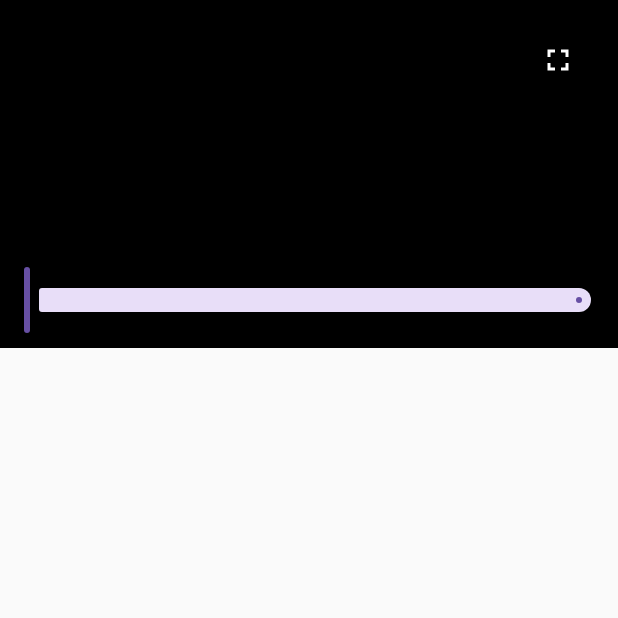
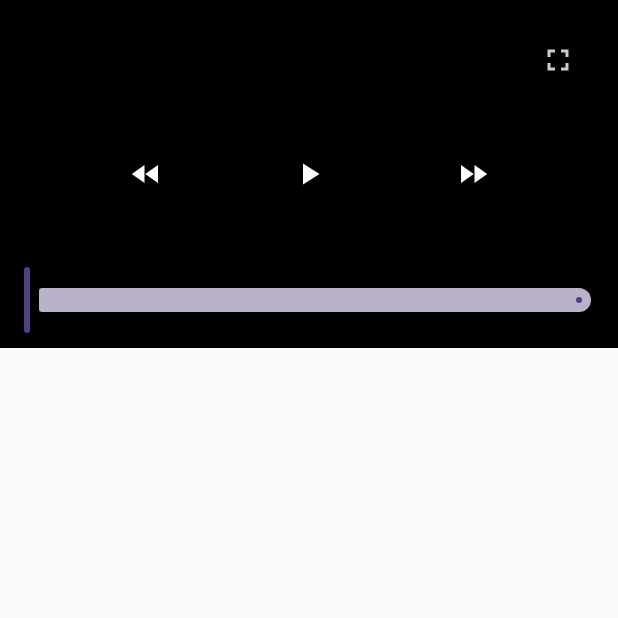
Before and after one commit to FabianoSouzaPereira/fsplayer, an Android app built with Jetpack Compose: the PlayerActivity screen opened directly, with no data from a screen before it, on a phone screen of 412 x 824 dp, the top half of it. Run offline under Robolectric (Android 15) with nearby library versions, the phone set to English and light mode, and no system bars; our stand-ins replace Dagger/Hilt's generated code; pictures from the network do not load; Roboto replaces fonts that are not available here.

Commit message:
fix timeline

```diff
--- a/app/src/main/java/com/fabianospdev/fsplayer/features/player/presentation/PlayerScreen.kt
+++ b/app/src/main/java/com/fabianospdev/fsplayer/features/player/presentation/PlayerScreen.kt
@@ -5,21 +5,30 @@ import android.content.pm.ActivityInfo
 import androidx.annotation.OptIn
 import androidx.compose.foundation.background
 import androidx.compose.foundation.gestures.detectTapGestures
+import androidx.compose.foundation.layout.Arrangement
 import androidx.compose.foundation.layout.Box
+import androidx.compose.foundation.layout.Row
 import androidx.compose.foundation.layout.aspectRatio
+import androidx.compose.foundation.layout.fillMaxHeight
 import androidx.compose.foundation.layout.fillMaxSize
 import androidx.compose.foundation.layout.fillMaxWidth
 import androidx.compose.foundation.layout.padding
 import androidx.compose.foundation.shape.CircleShape
 import androidx.compose.material.icons.Icons
+import androidx.compose.material.icons.filled.FastForward
+import androidx.compose.material.icons.filled.FastRewind
 import androidx.compose.material.icons.filled.Fullscreen
 import androidx.compose.material.icons.filled.FullscreenExit
+import androidx.compose.material.icons.filled.Pause
+import androidx.compose.material.icons.filled.PlayArrow
 import androidx.compose.material3.Icon
 import androidx.compose.material3.IconButton
 import androidx.compose.runtime.Composable
+import androidx.compose.runtime.LaunchedEffect
 import androidx.compose.runtime.getValue
 import androidx.compose.runtime.mutableStateOf
 import androidx.compose.runtime.remember
+import androidx.compose.runtime.rememberCoroutineScope
 import androidx.compose.runtime.setValue
 import androidx.compose.ui.Alignment
 import androidx.compose.ui.Modifier
@@ -33,6 +42,9 @@ import androidx.media3.exoplayer.ExoPlayer
 import androidx.media3.ui.AspectRatioFrameLayout
 import androidx.media3.ui.PlayerView
 import com.fabianospdev.fsplayer.features.player.presentation.components.VideoTimelineWithPreview
+import kotlinx.coroutines.Job
+import kotlinx.coroutines.delay
+import kotlinx.coroutines.launch
 
 @OptIn(UnstableApi::class)
 @Composable
@@ -42,33 +54,58 @@ fun PlayerScreen(
 ) {
     val context = LocalContext.current
     var isFullscreen by remember { mutableStateOf(false) }
+    var controlsVisible by remember { mutableStateOf(true) }
+    var isSeeking by remember { mutableStateOf(false) }
     var showTimeline by remember { mutableStateOf(true) }
+
+    val scope = rememberCoroutineScope()
+    var hideJob by remember { mutableStateOf<Job?>(null) }
+
+    LaunchedEffect(Unit) {
+        // dispara esconder automático no início
+        hideJob?.cancel()
+        hideJob = scope.launch {
+            delay(3000)
+            if (!isSeeking) {
+                controlsVisible = false
+                showTimeline = false
+            }
+        }
+    }
+
+    fun toggleControls() {
+        hideJob?.cancel()
+        if (controlsVisible) {
+            // Se já visíveis, esconda imediatamente
+            controlsVisible = false
+            showTimeline = false
+        } else {
+            // Se escondidos, mostre e agende esconder automático
+            controlsVisible = true
+            showTimeline = true
+            hideJob = scope.launch {
+                delay(3000)
+                if (!isSeeking) {
+                    controlsVisible = false
+                    showTimeline = false
+                }
+            }
+        }
+    }
+
 
     Box(modifier = Modifier.fillMaxSize()) {
         Box(
-            modifier = if (isFullscreen) {
-                Modifier.fillMaxSize()
-                    .pointerInput(Unit) {
-                        detectTapGestures(
-                            onTap = {
-                                showTimeline = !showTimeline
-                            }
+            modifier = Modifier
+                .fillMaxWidth()
+                .then(
+                    if (isFullscreen) Modifier.fillMaxSize()
+                    else Modifier.aspectRatio(16f / 9f)
                 )
-                    }
-            } else {
-                Modifier
-                    .fillMaxWidth().pointerInput(Unit) {
-                        detectTapGestures(
-                            onTap = {
-                                showTimeline = !showTimeline
-                            }
-                        )
-                    }
-                    .aspectRatio(16f / 9f)
+                .pointerInput(Unit) { detectTapGestures { toggleControls() } }
                 .align(Alignment.TopCenter)
-            }
         ) {
-            // Player sem controller
+            // PlayerView sem controller nativo
             AndroidView(
                 factory = {
                     PlayerView(it).apply {
@@ -77,9 +114,10 @@ fun PlayerScreen(
                         resizeMode = AspectRatioFrameLayout.RESIZE_MODE_FILL
                     }
                 },
-                modifier = Modifier.fillMaxSize()
+                modifier = Modifier.fillMaxSize().fillMaxHeight()
             )
 
+            // Timeline com thumbnail
             if (showTimeline) {
                 VideoTimelineWithPreview(
                     player = player,
@@ -87,12 +125,20 @@ fun PlayerScreen(
                     modifier = Modifier
                         .align(Alignment.BottomCenter)
                         .padding(horizontal = 16.dp, vertical = 8.dp)
+                        .pointerInput(Unit) {
+                            detectTapGestures {
+                                toggleControls()
+                            }
+                        }
                 )
             }
 
+            // Fullscreen toggle e controles
+            if (controlsVisible) {
+                // Fullscreen icon
                 IconButton(
                     onClick = {
-                    val activity = (context as? Activity)
+                        val activity = context as? Activity
                         isFullscreen = !isFullscreen
                         activity?.requestedOrientation = if (isFullscreen) {
                             ActivityInfo.SCREEN_ORIENTATION_SENSOR_LANDSCAPE
@@ -103,7 +149,7 @@ fun PlayerScreen(
                     modifier = Modifier
                         .align(Alignment.TopEnd)
                         .padding(16.dp)
-                    .background(Color.Black.copy(alpha = 0.5f), shape = CircleShape)
+                        .background(Color.Black.copy(alpha = 0.4f), shape = CircleShape)
                 ) {
                     Icon(
                         imageVector = if (isFullscreen) Icons.Filled.FullscreenExit else Icons.Filled.Fullscreen,
@@ -111,6 +157,34 @@ fun PlayerScreen(
                         tint = Color.White
                     )
                 }
+
+                Row(
+                    modifier = Modifier
+                        .align(Alignment.BottomCenter)
+                        .fillMaxWidth()
+                        .fillMaxHeight()
+                        .background(Color.Black.copy(alpha = 0.2f))
+                        .padding(horizontal = 12.dp, vertical = 56.dp),
+                    horizontalArrangement = Arrangement.SpaceEvenly,
+                    verticalAlignment = Alignment.CenterVertically
+                ) {
+                    IconButton(onClick = { player.seekBack() }) {
+                        Icon(Icons.Default.FastRewind, contentDescription = "Rewind", tint = Color.White)
+                    }
+                    IconButton(onClick = {
+                        if (player.isPlaying) player.pause() else player.play()
+                    }) {
+                        Icon(
+                            imageVector = if (player.isPlaying) Icons.Default.Pause else Icons.Default.PlayArrow,
+                            contentDescription = "Play/Pause",
+                            tint = Color.White
+                        )
+                    }
+                    IconButton(onClick = { player.seekForward() }) {
+                        Icon(Icons.Default.FastForward, contentDescription = "Forward", tint = Color.White)
                     }
                 }
             }
+        }
+    }
+}
--- a/app/src/main/java/com/fabianospdev/fsplayer/features/player/presentation/components/VideoTimelineWithPreview.kt
+++ b/app/src/main/java/com/fabianospdev/fsplayer/features/player/presentation/components/VideoTimelineWithPreview.kt
@@ -24,40 +24,37 @@ import kotlinx.coroutines.withContext
 fun VideoTimelineWithPreview(
     player: ExoPlayer,
     thumbnailsProvider: suspend (Long) -> Bitmap?,
-    modifier: Modifier = Modifier
+    modifier: Modifier = Modifier,
+    onScrubStart: () -> Unit = {},
+    onScrubEnd: () -> Unit = {}
 ) {
     var sliderPosition by remember { mutableStateOf(0f) }
     var dragPosition by remember { mutableStateOf<Float?>(null) }
     var duration by remember { mutableStateOf(1f) }
     var currentThumb by remember { mutableStateOf<Bitmap?>(null) }
 
-    // Atualiza duração quando player fica pronto
+    /* Atualiza duração */
     LaunchedEffect(player) {
         while (duration <= 1f) {
             val d = player.duration
-            if (d > 0 && d != Long.MIN_VALUE) {
-                duration = d.toFloat()
-            }
-            kotlinx.coroutines.delay(300)
+            if (d > 0 && d != Long.MIN_VALUE) duration = d.toFloat()
+            kotlinx.coroutines.delay(200)
         }
     }
 
-    // Atualiza posição enquanto toca (se não estiver arrastando)
+    /* Atualiza posição do player */
     LaunchedEffect(player) {
         while (true) {
-            if (dragPosition == null) {
-                sliderPosition = player.currentPosition.toFloat()
-            }
-            kotlinx.coroutines.delay(500)
+            if (dragPosition == null) sliderPosition = player.currentPosition.toFloat()
+            kotlinx.coroutines.delay(200)
         }
     }
 
-    // Atualiza thumbnail só durante drag
-    LaunchedEffect(dragPosition) {
-        dragPosition?.let { pos ->
-            currentThumb = withContext(Dispatchers.IO) {
-                thumbnailsProvider(pos.toLong())
-            }
+    /* Atualiza thumbnail enquanto arrasta */
+    dragPosition?.let { pos ->
+        LaunchedEffect(pos) {
+            onScrubStart()
+            currentThumb = withContext(Dispatchers.IO) { thumbnailsProvider(pos.toLong()) }
         }
     }
 
@@ -65,6 +62,7 @@ fun VideoTimelineWithPreview(
         Slider(
             value = dragPosition ?: sliderPosition,
             onValueChange = { newPos ->
+                if (dragPosition == null) onScrubStart()
                 dragPosition = newPos
             },
             onValueChangeFinished = {
@@ -73,21 +71,17 @@ fun VideoTimelineWithPreview(
                     sliderPosition = pos
                 }
                 dragPosition = null
+                currentThumb = null
+                onScrubEnd()
             },
             valueRange = 0f..duration
         )
 
         currentThumb?.let { thumb ->
             Box(
-                modifier = Modifier
-                    .align(Alignment.TopCenter)
-                    .offset(y = (-70).dp)
+                modifier = Modifier.align(Alignment.TopCenter).offset(y = (-70).dp)
             ) {
-                Image(
-                    bitmap = thumb.asImageBitmap(),
-                    contentDescription = null,
-                    modifier = Modifier.size(120.dp, 70.dp)
-                )
+                Image(thumb.asImageBitmap(), contentDescription = "Thumb", modifier = Modifier.size(120.dp, 70.dp))
             }
         }
     }
```
Lines whose indentation alone changed are shown as unchanged.
